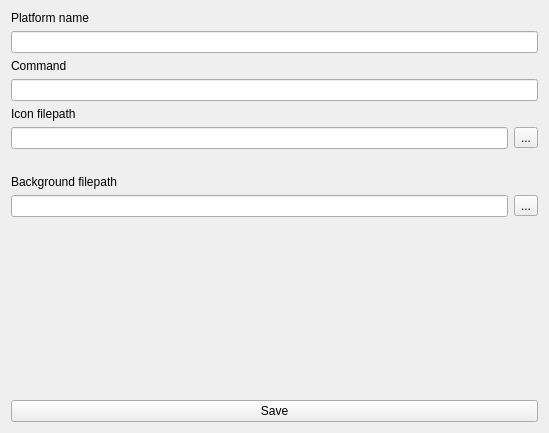
remeh/mehstation-config, file res/settings.ui: the form before one commit.
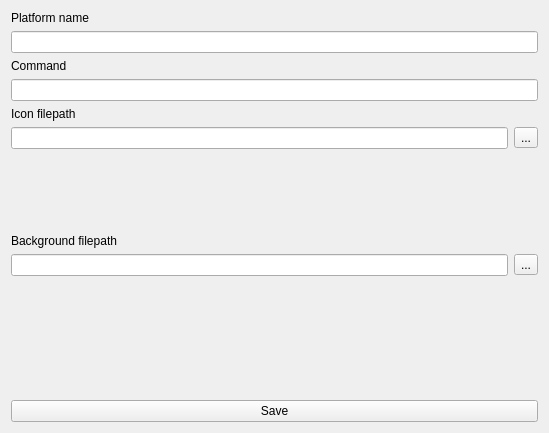
The form after the commit.

Commit message: Fill fields with platform settings.

Patch:
```diff
--- a/res/settings.ui
+++ b/res/settings.ui
@@ -56,7 +56,13 @@
     </layout>
    </item>
    <item>
-    <widget class="QLabel" name="imageIcon">
+    <widget class="QLabel" name="iconImage">
+     <property name="sizePolicy">
+      <sizepolicy hsizetype="Ignored" vsizetype="Ignored">
+       <horstretch>0</horstretch>
+       <verstretch>1</verstretch>
+      </sizepolicy>
+     </property>
      <property name="text">
       <string/>
      </property>
@@ -84,7 +90,13 @@
     </layout>
    </item>
    <item>
-    <widget class="QLabel" name="imageBackground">
+    <widget class="QLabel" name="backgroundImage">
+     <property name="sizePolicy">
+      <sizepolicy hsizetype="Ignored" vsizetype="Ignored">
+       <horstretch>0</horstretch>
+       <verstretch>1</verstretch>
+      </sizepolicy>
+     </property>
      <property name="text">
       <string/>
      </property>
```
The commit also changes 3 other files.
